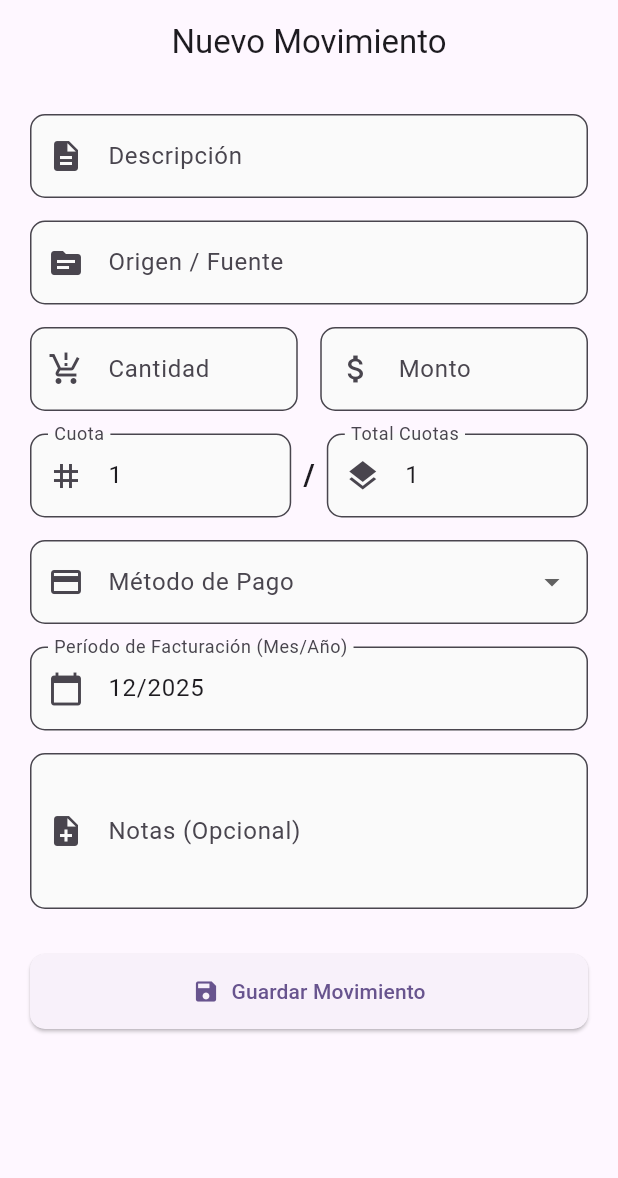
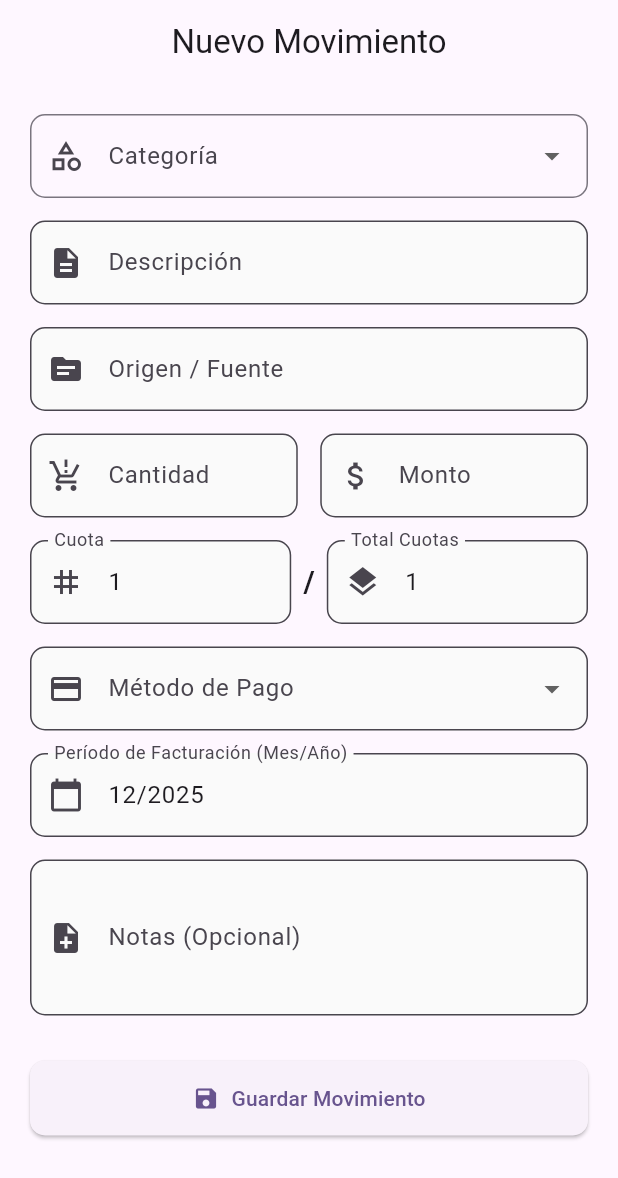
Before and after one commit to pprtrdd/fe-cashify, a Flutter app: the screen it shows after launch, on a phone screen of 412 x 824 dp. Shown: the top 1178 px of the screen. Run offline on Flutter 3.47's test engine with Material 3 defaults, Android fonts, the phone set to English and light mode, and no system bars.

Commit message:
feat: Add category selection to movement form and implement CategoryEntity

```diff
--- a/lib/features/transaction/domain/entities/movement_entity.dart
+++ b/lib/features/transaction/domain/entities/movement_entity.dart
@@ -1,5 +1,5 @@
 class MovementEntity {
-  /* TODO: Add category field */
+  final String categoryId;
   final String description;
   final String source;
   final String quantity;
@@ -11,6 +11,7 @@ class MovementEntity {
   final String? notes;
 
   MovementEntity({
+    required this.categoryId,
     required this.description,
     required this.source,
     required this.quantity,
--- a/lib/features/transaction/presentation/pages/movement_form_screen.dart
+++ b/lib/features/transaction/presentation/pages/movement_form_screen.dart
@@ -1,8 +1,8 @@
+import 'package:cashify/features/transaction/domain/entities/category_entity.dart';
 import 'package:cashify/features/transaction/domain/entities/movement_entity.dart';
 import 'package:cashify/features/transaction/presentation/providers/movement_provider.dart';
 import 'package:flutter/cupertino.dart';
 import 'package:flutter/material.dart';
-import 'package:flutter/services.dart';
 import 'package:provider/provider.dart';
 
 class MovementFormScreen extends StatefulWidget {
@@ -12,18 +12,28 @@ class MovementFormScreen extends StatefulWidget {
   State<MovementFormScreen> createState() => _MovementFormScreenState();
 }
 
+/* TODO: Get from DB */
 final Map<String, String> _paymentOptions = {
-  'Efectivo': 'CASH',
-  'Débito': 'DEBIT',
-  'Crédito': 'CREDIT',
+  'CASH': 'Efectivo',
+  'DEBIT': 'Débito',
+  'CREDIT': 'Crédito',
 };
+/* TODO: Get from DB */
+final List<CategoryEntity> _categories = [
+  CategoryEntity(id: 'cat_01', userId: 'user_123', name: 'Alimentación', isExpense: true),
+  CategoryEntity(id: 'cat_02', userId: 'user_123', name: 'Sueldo', isExpense: false),
+  CategoryEntity(id: 'cat_03', userId: 'user_123', name: 'Transporte', isExpense: true),
+];
+final String currentUserId = "user_123";
+String? _selectedCategoryId;
 String? _selectedPaymentMethod;
 
 class _MovementFormScreenState extends State<MovementFormScreen> {
-  DateTime _selectedDate = DateTime.now(); // Fecha inicial
+  DateTime _selectedDate = DateTime.now();
 
   final _formKey = GlobalKey<FormState>();
 
+  final _categoryController = TextEditingController();
   final _descController = TextEditingController();
   final _sourceController = TextEditingController();
   final _qtyController = TextEditingController();
@@ -46,6 +56,7 @@ class _MovementFormScreenState extends State<MovementFormScreen> {
 
   @override
   void dispose() {
+    _categoryController.dispose();
     _descController.dispose();
     _sourceController.dispose();
     _qtyController.dispose();
@@ -62,6 +73,7 @@ class _MovementFormScreenState extends State<MovementFormScreen> {
   void _save(BuildContext context) async {
     if (_formKey.currentState!.validate()) {
       final movement = MovementEntity(
+        categoryId: _selectedCategoryId!, // 'cat_01'
         description: _descController.text,
         source: _sourceController.text,
         quantity: _qtyController.text,
@@ -86,6 +98,7 @@ class _MovementFormScreenState extends State<MovementFormScreen> {
       _currentInstallmentController.clear();
       _totalInstallmentsController.clear();
       setState(() {
+        _selectedCategoryId = null;
         _selectedPaymentMethod = null;
       });
     }
@@ -104,6 +117,33 @@ class _MovementFormScreenState extends State<MovementFormScreen> {
           child: Column(
             crossAxisAlignment: CrossAxisAlignment.stretch,
             children: [
+              DropdownButtonFormField<String>(
+                initialValue: _selectedCategoryId,
+                decoration: InputDecoration(
+                  labelText: "Categoría",
+                  prefixIcon: const Icon(Icons.category_outlined),
+                  border: OutlineInputBorder(borderRadius: BorderRadius.circular(10)),
+                ),
+                items: _categories.map((cat) {
+                  return DropdownMenuItem<String>(
+                    value: cat.id,
+                    child: Row(
+                      children: [
+                        Icon(
+                          cat.isExpense ? Icons.remove_circle_outline : Icons.add_circle_outline,
+                          color: cat.isExpense ? Colors.red : Colors.green,
+                          size: 18,
+                        ),
+                        const SizedBox(width: 10),
+                        Text(cat.name),
+                      ],
+                    ),
+                  );
+                }).toList(),
+                onChanged: (value) => setState(() => _selectedCategoryId = value),
+                validator: (value) => value == null ? "Selecciona una categoría" : null,
+              ),
+              const SizedBox(height: 15),
               _buildTextField(
                 controller: _descController,
                 label: "Descripción",
@@ -176,17 +216,14 @@ class _MovementFormScreenState extends State<MovementFormScreen> {
                 decoration: InputDecoration(
                   labelText: "Método de Pago",
                   prefixIcon: const Icon(Icons.payment),
-                  border: OutlineInputBorder(
-                    borderRadius: BorderRadius.circular(10),
-                  ),
+                  border: OutlineInputBorder(borderRadius: BorderRadius.circular(10)),
                   filled: true,
                   fillColor: Colors.grey[50],
                 ),
                 items: _paymentOptions.entries.map((entry) {
                   return DropdownMenuItem<String>(
-                    value: entry.value,
-                    /* CASH, DEBIT, CREDIT */
-                    child: Text(entry.key) /* Efectivo, Débito, Crédito */,
+                    value: entry.key,
+                    child: Text(entry.value),
                   );
                 }).toList(),
                 onChanged: (value) {
@@ -194,8 +231,7 @@ class _MovementFormScreenState extends State<MovementFormScreen> {
                     _selectedPaymentMethod = value;
                   });
                 },
-                validator: (value) =>
-                    value == null ? "Selecciona un método" : null,
+                validator: (value) => value == null ? "Selecciona un método" : null,
               ),
               const SizedBox(height: 15),
               _buildTextField(
@@ -241,7 +277,7 @@ Widget _buildTextField({
     required TextEditingController controller,
     required String label,
     required IconData icon,
-  bool isRequired = true, // <--- Agregamos este parámetro con valor por defecto true
+    bool isRequired = true,
     bool isNumeric = false,
     String? Function(String?)? validator,
     int maxLines = 1,
@@ -256,10 +292,10 @@ Widget _buildTextField({
       readOnly: readOnly,
       onTap: onTap,
       maxLines: maxLines,
-    // --- LÓGICA DE VALIDACIÓN ACTUALIZADA ---
       validator: (value) {
         if (!isRequired && (value == null || value.isEmpty)) return null;
-      if (isRequired && (value == null || value.isEmpty)) return "Campo requerido";
+        if (isRequired && (value == null || value.isEmpty))
+          return "Campo requerido";
         if (isNumeric && value != null && value.isNotEmpty) {
           if (double.tryParse(value.replaceAll(',', '.')) == null) {
             return "Ingresa un número válido";
```
Also changed, not shown: lib/features/transaction/domain/entities/category_entity.dart (added, +15 -0 lines). Lines whose indentation alone changed are shown as unchanged.
